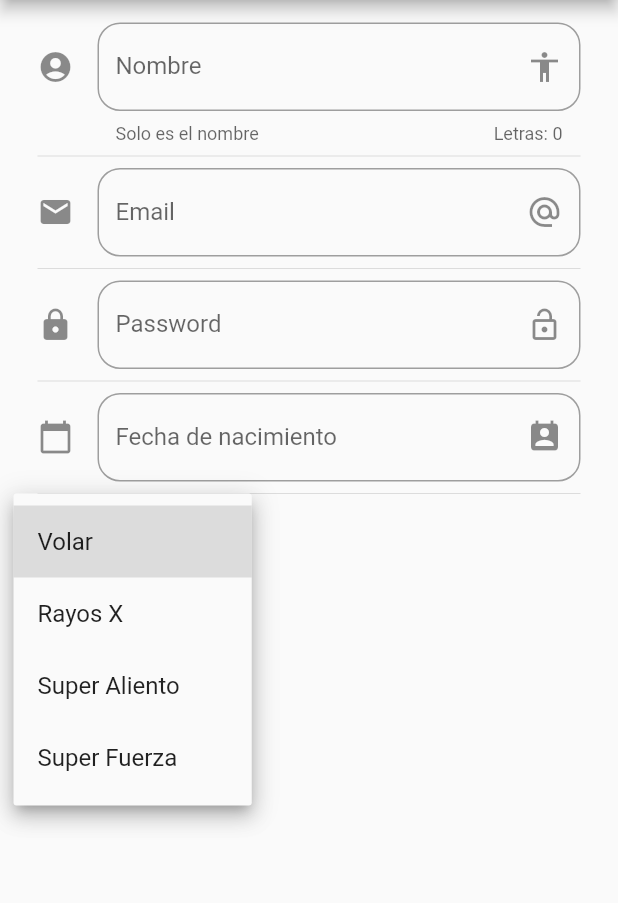
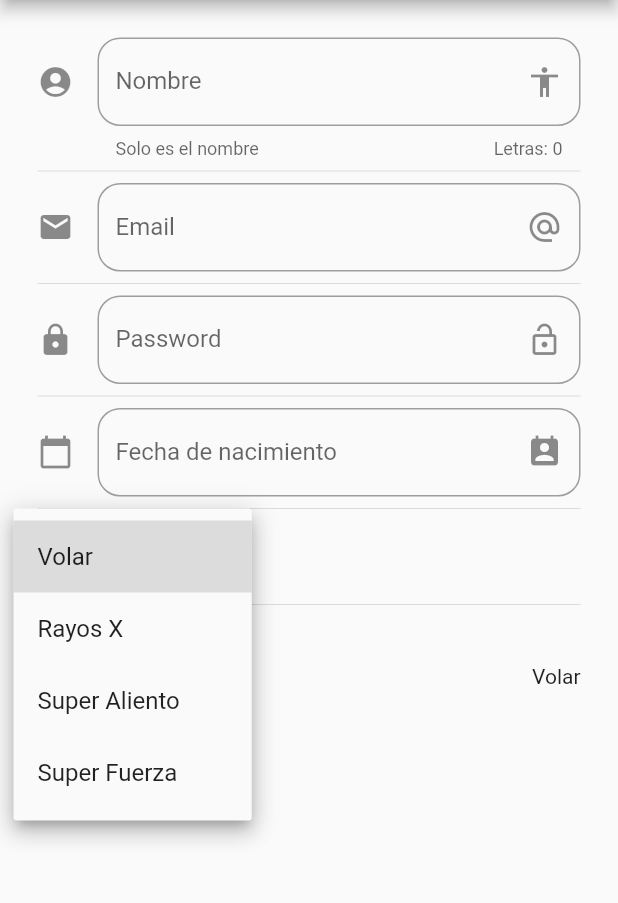
Before and after one commit to julen98/Flutter, a Flutter app: the InputsPage screen opened by its route, after a tap on "Volar", on a phone screen of 412 x 824 dp, the part 84-987 px from its top. Run offline on Flutter 3.47's test engine with Material 2 defaults, Android fonts, the phone set to English and light mode, and no system bars.

Commit message:
Proyecto 2 Inputs Page

```diff
--- a/proyecto2/lib/src/pages/inputs_page.dart
+++ b/proyecto2/lib/src/pages/inputs_page.dart
@@ -12,47 +12,27 @@ class InputsPageState extends State<InputsPage> {
   late TextEditingController textControllerEmail = TextEditingController();
   late TextEditingController textControllerPassword = TextEditingController();
   late TextEditingController textControllerBirth = TextEditingController();
+
   DateTime selectedDate = DateTime.now();
-  String _enteredText = '';
+  String _enteredTextNombre = '';
+  String _enteredTextEmail = '';
   late String _poder = 'Volar';
-  List<String> _poderes = ['Volar', 'Rayos X', 'Super Aliento', 'Super Fuerza'];
-
-  Future<void> _selectDate(BuildContext context) async {
-    final DateTime? picked = await showDatePicker(
-        context: context,
-        initialDate: selectedDate,
-        firstDate: DateTime(2015, 8),
-        lastDate: DateTime(2101));
-    if (picked != null && picked != selectedDate) {
-      setState(() {
-        selectedDate = picked;
-      });
-    }
-  }
+  final List<String> _poderes = [
+    'Volar',
+    'Rayos X',
+    'Super Aliento',
+    'Super Fuerza'
+  ];
 
   @override
   Widget build(BuildContext context) {
-    @override
-    // ignore: unused_element
-    void initState() {
-      super.initState();
-      textControllerNombre = TextEditingController();
-    }
-
-    @override
-    // ignore: unused_element
-    void dispose() {
-      textControllerNombre.dispose();
-      super.dispose();
-    }
-
     return Scaffold(
       appBar: AppBar(
         title: const Text('Sliders'),
       ),
       body: Padding(
         padding:
-            const EdgeInsets.only(left: 25, right: 25, top: 15, bottom: 15),
+            const EdgeInsets.only(left: 25, right: 25, top: 25, bottom: 15),
         child: Column(
           mainAxisSize: MainAxisSize.min,
           children: <Widget>[
@@ -64,7 +44,7 @@ class InputsPageState extends State<InputsPage> {
               child: TextFormField(
                 onChanged: (value) {
                   setState(() {
-                    _enteredText = value;
+                    _enteredTextNombre = value;
                   });
                 },
                 controller: textControllerNombre,
@@ -74,7 +54,8 @@ class InputsPageState extends State<InputsPage> {
                   suffixIcon: const Icon(Icons.accessibility),
                   hintText: 'Escribe aquí el nombre...',
                   helperText: 'Solo es el nombre',
-                  counterText: ('Letras: ${_enteredText.length.toString()}'),
+                  counterText:
+                      ('Letras: ${_enteredTextNombre.length.toString()}'),
                   enabledBorder: OutlineInputBorder(
                     borderRadius: BorderRadius.circular(15.0),
                     borderSide: const BorderSide(
@@ -102,6 +83,11 @@ class InputsPageState extends State<InputsPage> {
             Align(
               alignment: Alignment.topLeft,
               child: TextFormField(
+                onChanged: (value) {
+                  setState(() {
+                    _enteredTextEmail = value;
+                  });
+                },
                 controller: textControllerEmail,
                 decoration: InputDecoration(
                   labelText: 'Email',
@@ -136,6 +122,7 @@ class InputsPageState extends State<InputsPage> {
               alignment: Alignment.topLeft,
               child: TextFormField(
                 controller: textControllerPassword,
+                obscureText: true,
                 decoration: InputDecoration(
                   labelText: 'Password',
                   icon: const Icon(Icons.lock),
@@ -168,12 +155,17 @@ class InputsPageState extends State<InputsPage> {
             Align(
               alignment: Alignment.topLeft,
               child: TextFormField(
-                controller: textControllerNombre,
+                controller: textControllerBirth,
                 onTap: () => showDatePicker(
-                    context: context,
-                    initialDate: selectedDate,
-                    firstDate: DateTime(1901, 1),
-                    lastDate: DateTime.now()),
+                  context: context,
+                  initialDate: selectedDate,
+                  firstDate: DateTime(1901, 1),
+                  lastDate: DateTime.now(),
+                ).then((selectedDate) {
+                  if (selectedDate != null) {
+                    textControllerBirth.text = selectedDate.toString();
+                  }
+                }),
                 decoration: InputDecoration(
                   labelText: 'Fecha de nacimiento',
                   icon: const Icon(Icons.calendar_today),
@@ -191,9 +183,10 @@ class InputsPageState extends State<InputsPage> {
                     ),
                   ),
                   border: OutlineInputBorder(
-                      borderRadius: BorderRadius.circular(15.0),
-                      borderSide:
-                          const BorderSide(color: Colors.black, width: 1.0)),
+                    borderRadius: BorderRadius.circular(15.0),
+                    borderSide:
+                        const BorderSide(color: Colors.black, width: 1.0),
+                  ),
                 ),
                 style: const TextStyle(color: Colors.black),
               ),
@@ -216,6 +209,19 @@ class InputsPageState extends State<InputsPage> {
                 }).toList(),
               ),
             ),
+            const Divider(),
+            Align(
+              alignment: Alignment.topLeft,
+              child: Text('Nombre es: ${textControllerNombre.text}'),
+            ),
+            Align(
+              alignment: Alignment.topLeft,
+              child: Text('Email: ${textControllerEmail.text}'),
+            ),
+            Align(
+              alignment: Alignment.bottomRight,
+              child: Text(_poder),
+            ),
           ],
         ),
       ),
```
